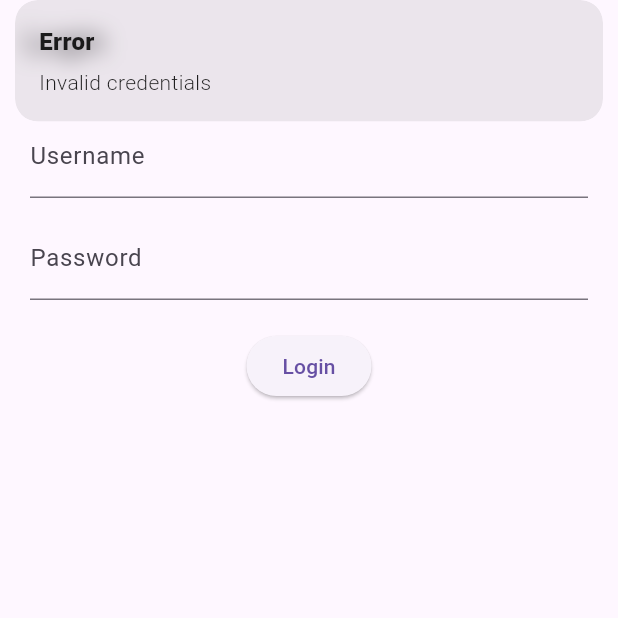
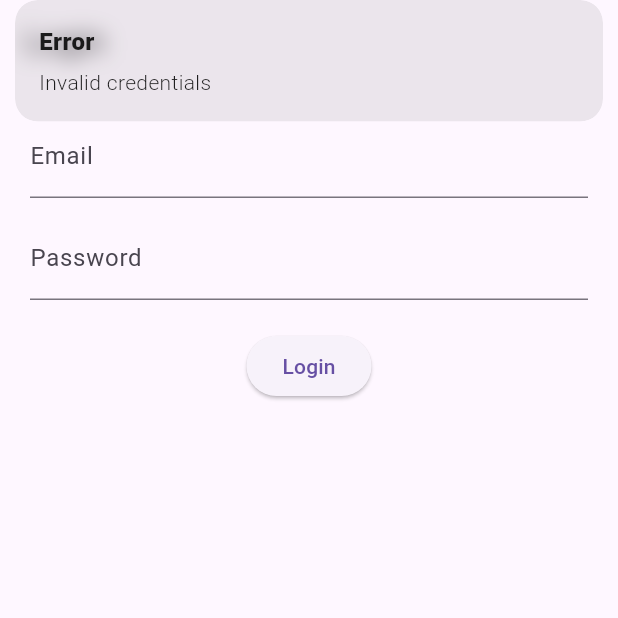
Before and after one commit to SSmikey/Flutter_todo_list, a Flutter app: the screen it shows after launch, after a tap on "Login", on a phone screen of 412 x 824 dp, the top half of it. Run offline on Flutter 3.47's test engine with Material 3 defaults, Android fonts, the phone set to English and light mode, and no system bars; our stand-ins replace get, get_storage.

Commit message:
switching  login

```diff
--- a/lib/app/controllers/auth_controller.dart
+++ b/lib/app/controllers/auth_controller.dart
@@ -11,11 +11,12 @@ class AuthController extends GetxController {
     isLoggedIn.value = _box.read('loggedIn') ?? false;
   }
 
-  void login(String username, String password) {
-    if (username == 'admin' && password == '1234') {
+  // Login ด้วยอีเมลและรหัสผ่าน ถ้าสำเร็จจะไปหน้า home_page.dart ทันที
+  void login(String email, String password) {
+    if (email == 'admin' && password == '1234') {
       isLoggedIn.value = true;
       _box.write('loggedIn', true);
-      Get.offAllNamed('/home');
+      Get.offAllNamed('/home'); // ไปหน้า home_page.dart ทันที
     } else {
       Get.snackbar('Error', 'Invalid credentials');
     }
--- a/lib/app/views/login_page.dart
+++ b/lib/app/views/login_page.dart
@@ -19,7 +19,7 @@ class LoginPage extends StatelessWidget {
           children: [
             TextField(
               controller: usernameCtrl,
-              decoration: const InputDecoration(labelText: 'Username'),
+              decoration: const InputDecoration(labelText: 'Email'),
             ),
             const SizedBox(height: 12),
             TextField(
@@ -33,7 +33,7 @@ class LoginPage extends StatelessWidget {
                 authCtrl.login(usernameCtrl.text, passwordCtrl.text);
               },
               child: const Text('Login'),
-            )
+            ),
           ],
         ),
       ),
```
